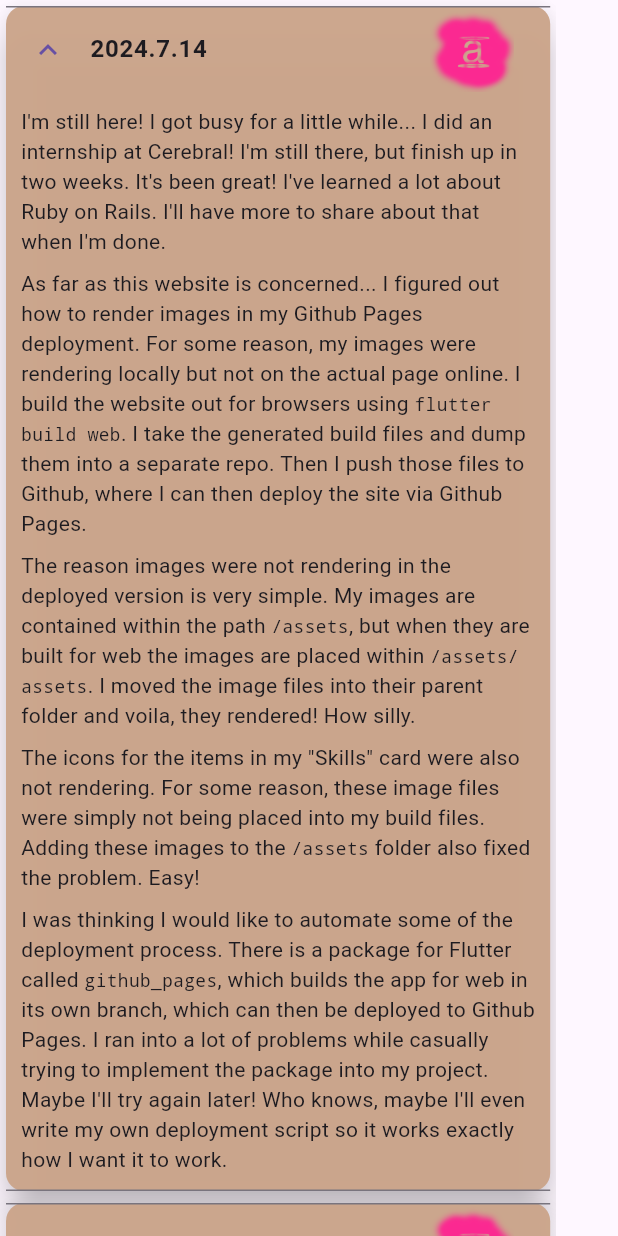
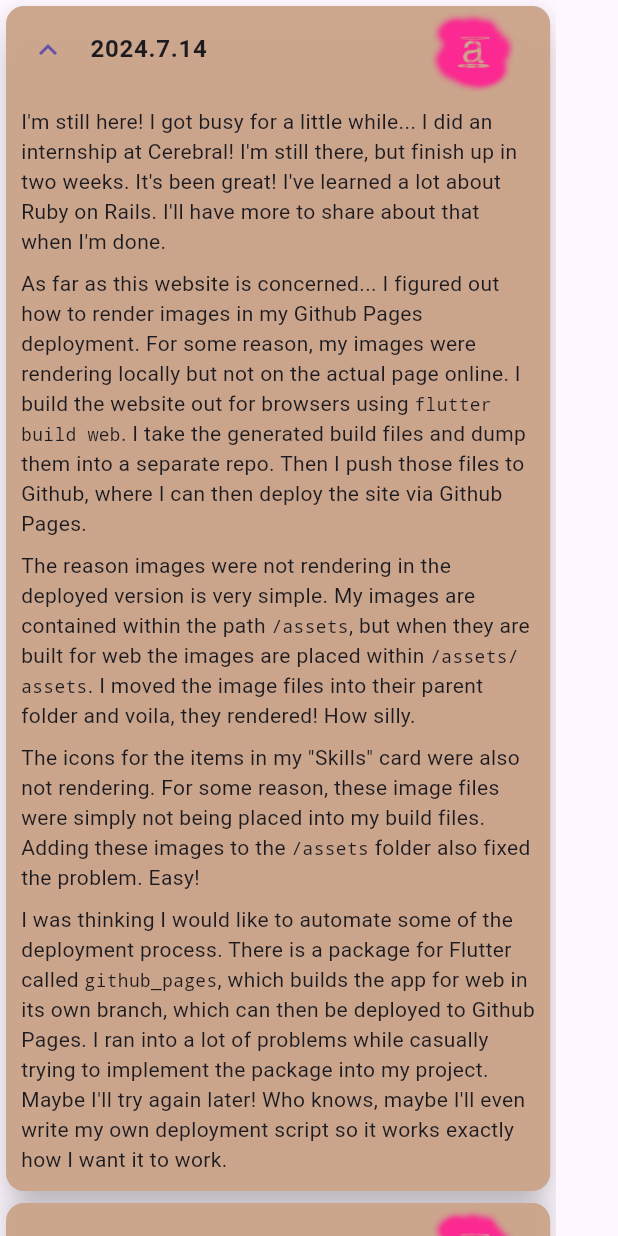
Before and after one commit to abbymachines/flutter-dev-portfolio, a Flutter app: the BlogColumn widget shown alone on an empty page, opened directly, on a phone screen of 412 x 824 dp. Run offline on Flutter 3.47's test engine with Material 3 defaults, Android fonts, the phone set to English and light mode, and no system bars; drawn by our look-alikes of flutter_markdown.

Commit message:
remove dividers from blog

```diff
--- a/lib/main.dart
+++ b/lib/main.dart
@@ -35,8 +35,6 @@ class _MyAppState extends State<MyApp> {
 
   @override
   Widget build(BuildContext context) {
-    // final start = MediaQuery.of(context).size.width * .1;
-
     return MaterialApp(
       title: 'AbbyCastillo.Dev',
       theme: ThemeData(useMaterial3: true),
--- a/lib/widgets/blog/blog_column.dart
+++ b/lib/widgets/blog/blog_column.dart
@@ -11,7 +11,9 @@ class BlogColumn extends StatelessWidget {
 
   @override
   Widget build(context) {
-    return Expanded(
+    return Theme(
+      data: Theme.of(context).copyWith(dividerColor: Colors.transparent),
+      child: Expanded(
         // child: ListView.builder(
         //   itemCount: blogPostData.length,
         //   itemBuilder: (ctx, index) => BlogPostItem(
@@ -25,6 +27,7 @@ class BlogColumn extends StatelessWidget {
                 key: ValueKey(blogPostData[index]), blogPostData[index]),
           ),
         ),
+      ),
     );
   }
 }
```
Lines whose indentation alone changed are shown as unchanged.
